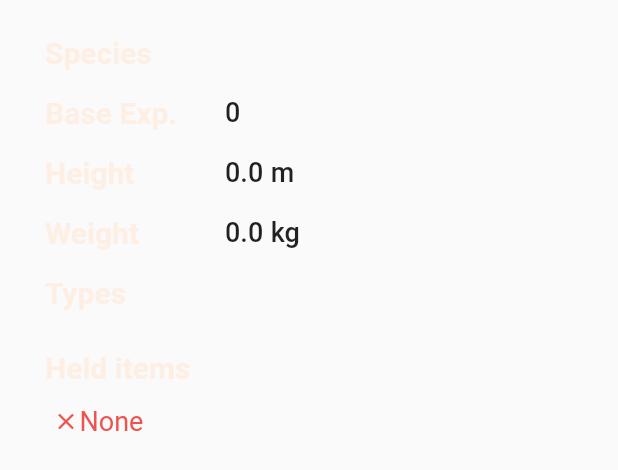
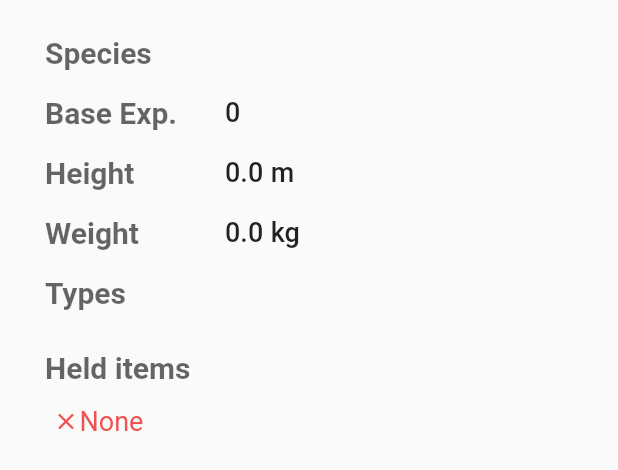
Before and after one commit to binhlecong/pokedex, a Flutter app: the PokeAbout widget shown alone on an empty page, opened directly with empty values, on a phone screen of 412 x 824 dp. Shown: the top 470 px of the screen. Run offline on Flutter 3.47's test engine with Material 2 defaults, Android fonts, the phone set to English and light mode, and no system bars; our stand-ins replace carousel_slider, shared_preferences, sqflite; accounts and stored records are empty; network calls fail.

Commit message:
need UI enhancement

```diff
--- a/lib/blocs/theme.dart
+++ b/lib/blocs/theme.dart
@@ -12,8 +12,9 @@ class ThemeChanger with ChangeNotifier {
     disabledColor: Colors.redAccent,
     highlightColor: const Color(0xffff7700),
     brightness: Brightness.dark,
-    hintColor: const Color(0xffefd28d),
+    secondaryHeaderColor: const Color(0xffefd28d),
     dividerColor: Colors.black54,
+    cardColor: Colors.red.shade700
   );
 
   final lightTheme = ThemeData(
@@ -22,8 +23,9 @@ class ThemeChanger with ChangeNotifier {
     disabledColor: Colors.redAccent,
     highlightColor: const Color(0xffffcf00),
     brightness: Brightness.light,
-    hintColor: const Color(0xfffeefe5),
+    secondaryHeaderColor: const Color(0xff011627),
     dividerColor: Colors.white54,
+    cardColor: Colors.red.shade400
   );
 
   ThemeChanger() {
--- a/lib/widgets/poke_about.dart
+++ b/lib/widgets/poke_about.dart
@@ -26,12 +26,6 @@ class PokeAbout extends StatelessWidget {
 
   @override
   Widget build(BuildContext context) {
-    var buttonColor = MaterialStateProperty.resolveWith<Color>(
-      (Set<MaterialState> states) {
-        return Theme.of(context).secondaryHeaderColor;
-      },
-    );
-
     return Container(
       padding: const EdgeInsets.only(left: 30, right: 30, top: 15),
       child: ListView(
@@ -64,13 +58,10 @@ class PokeAbout extends StatelessWidget {
             child: Wrap(
               spacing: 10,
               children: types
-                  .map(
-                    (e) => SeeMoreButton(
-                      buttonColor: buttonColor,
-                      label: e.pokemon.name.inCaps,
-                      openThisURL: () {},
-                    ),
-                  )
+                  .map((e) => SeeMoreButton(
+                        label: e.pokemon.name.inCaps,
+                        openThisURL: () {},
+                      ))
                   .toList(),
             ),
           ),
@@ -81,13 +72,10 @@ class PokeAbout extends StatelessWidget {
               spacing: 10,
               children: heldItems.isNotEmpty
                   ? heldItems
-                      .map(
-                        (e) => SeeMoreButton(
-                          buttonColor: buttonColor,
-                          label: e.item.name.inCaps,
-                          openThisURL: () {},
-                        ),
-                      )
+                      .map((e) => SeeMoreButton(
+                            label: e.item.name.inCaps,
+                            openThisURL: () {},
+                          ))
                       .toList()
                   : [
                       RichText(
--- a/lib/widgets/poke_moves.dart
+++ b/lib/widgets/poke_moves.dart
@@ -9,11 +9,6 @@ class PokeMoves extends StatelessWidget {
 
   @override
   Widget build(BuildContext context) {
-    var buttonColor = MaterialStateProperty.resolveWith<Color>(
-      (Set<MaterialState> states) {
-        return Theme.of(context).secondaryHeaderColor;
-      },
-    );
 
     return Container(
       padding: const EdgeInsets.only(left: 20, right: 20),
@@ -23,7 +18,6 @@ class PokeMoves extends StatelessWidget {
             children: pokeMove
                 .map((e) => SeeMoreButton(
                       label: e.move.name,
-                      buttonColor: buttonColor,
                       openThisURL: () {},
                     ))
                 .toList()),
--- a/lib/widgets/setting_section.dart
+++ b/lib/widgets/setting_section.dart
@@ -11,8 +11,7 @@ class SettingSection extends StatelessWidget {
 
   @override
   Widget build(BuildContext context) {
-    return Container(
-      child: Column(
+    return Column(
       crossAxisAlignment: CrossAxisAlignment.start,
       children: [
         ListTile(
@@ -27,7 +26,6 @@ class SettingSection extends StatelessWidget {
         ),
         ...settings,
       ],
-      ),
     );
   }
 }
```
Also changed, not shown: lib/screens/homescreen.dart (+64 -9 lines), lib/utilities/button_widget.dart (+11 -13 lines), lib/widgets/poke_base_stat.dart (+0 -7 lines), lib/widgets/pokemon_view.dart (+1 -8 lines), assets/images/pokemon_bg.png. Lines whose indentation alone changed are shown as unchanged.
